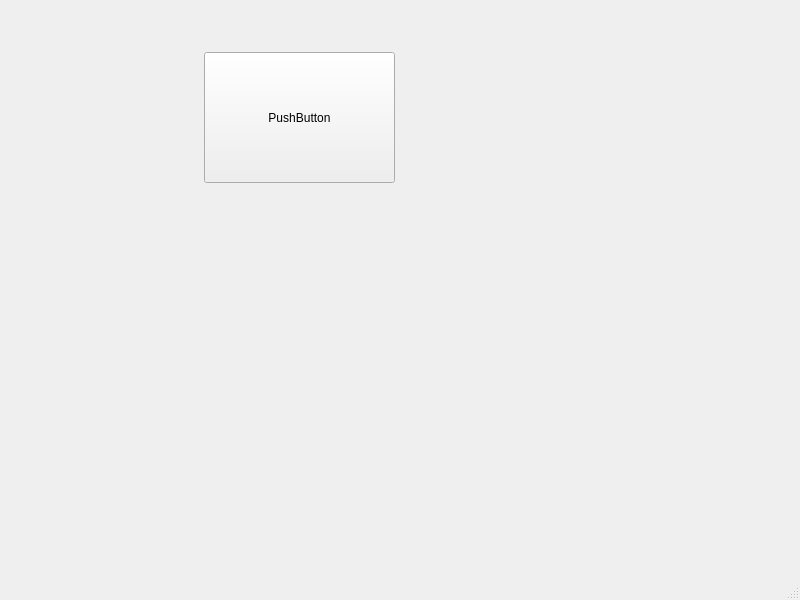
First picture: the form in mainwindow.ui, repository medmahdimaarouf/mongo-studio, before the edit.
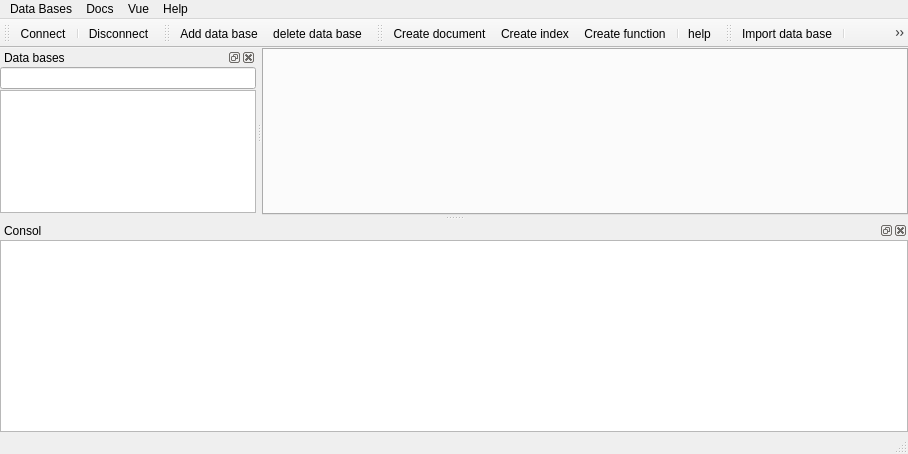
Second picture: the form after the edit. Icons and pictures are not drawn.

What changed in the file:
```diff
--- a/mainwindow.ui
+++ b/mainwindow.ui
@@ -6,39 +6,489 @@
    <rect>
     <x>0</x>
     <y>0</y>
-    <width>800</width>
-    <height>600</height>
+    <width>908</width>
+    <height>454</height>
    </rect>
   </property>
   <property name="windowTitle">
    <string>MainWindow</string>
   </property>
   <widget class="QWidget" name="centralwidget">
-   <widget class="QPushButton" name="pushButton">
-    <property name="geometry">
-     <rect>
-      <x>204</x>
-      <y>52</y>
-      <width>191</width>
-      <height>131</height>
-     </rect>
+   <layout class="QGridLayout" name="gridLayout">
+    <property name="leftMargin">
+     <number>0</number>
     </property>
-    <property name="text">
-     <string>PushButton</string>
+    <property name="topMargin">
+     <number>0</number>
     </property>
-   </widget>
+    <property name="rightMargin">
+     <number>0</number>
+    </property>
+    <property name="bottomMargin">
+     <number>0</number>
+    </property>
+    <property name="horizontalSpacing">
+     <number>6</number>
+    </property>
+    <item row="0" column="0">
+     <widget class="QWidget" name="widget" native="true">
+      <layout class="QVBoxLayout" name="verticalLayout">
+       <property name="spacing">
+        <number>0</number>
+       </property>
+       <property name="leftMargin">
+        <number>0</number>
+       </property>
+       <property name="topMargin">
+        <number>0</number>
+       </property>
+       <property name="rightMargin">
+        <number>0</number>
+       </property>
+       <property name="bottomMargin">
+        <number>0</number>
+       </property>
+       <item>
+        <widget class="QTabWidget" name="documentTabView">
+         <property name="cursor">
+          <cursorShape>PointingHandCursor</cursorShape>
+         </property>
+         <property name="tabShape">
+          <enum>QTabWidget::Rounded</enum>
+         </property>
+         <property name="currentIndex">
+          <number>-1</number>
+         </property>
+         <property name="tabsClosable">
+          <bool>true</bool>
+         </property>
+         <property name="movable">
+          <bool>true</bool>
+         </property>
+         <property name="tabBarAutoHide">
+          <bool>true</bool>
+         </property>
+        </widget>
+       </item>
+      </layout>
+     </widget>
+    </item>
+   </layout>
   </widget>
   <widget class="QMenuBar" name="menubar">
    <property name="geometry">
     <rect>
      <x>0</x>
      <y>0</y>
-     <width>800</width>
+     <width>908</width>
      <height>21</height>
     </rect>
    </property>
+   <widget class="QMenu" name="menuData_Bases">
+    <property name="title">
+     <string>Data Bases</string>
+    </property>
+    <widget class="QMenu" name="menuConnections">
+     <property name="title">
+      <string>Connections</string>
+     </property>
+     <property name="icon">
+      <iconset resource="resource.qrc">
+       <normaloff>:/icons/icons/connection.ico</normaloff>:/icons/icons/connection.ico</iconset>
+     </property>
+     <addaction name="actionConnect"/>
+     <addaction name="actionDisconnect"/>
+    </widget>
+    <widget class="QMenu" name="menuMigrate">
+     <property name="title">
+      <string>Migrate</string>
+     </property>
+     <property name="icon">
+      <iconset resource="resource.qrc">
+       <normaloff>:/icons/icons/migrate.ico</normaloff>:/icons/icons/migrate.ico</iconset>
+     </property>
+     <addaction name="actionMigrate_Shema"/>
+     <addaction name="actionMigrate_Data"/>
+    </widget>
+    <addaction name="menuConnections"/>
+    <addaction name="separator"/>
+    <addaction name="actionAdd_data_base"/>
+    <addaction name="actiondelete_data_base"/>
+    <addaction name="actionUpdate_data_base"/>
+    <addaction name="separator"/>
+    <addaction name="menuMigrate"/>
+    <addaction name="actionExport_data_base"/>
+    <addaction name="actionImport_data_base"/>
+    <addaction name="separator"/>
+    <addaction name="actionRefresh"/>
+    <addaction name="separator"/>
+    <addaction name="actionExit"/>
+   </widget>
+   <widget class="QMenu" name="menuMongo">
+    <property name="title">
+     <string>Docs</string>
+    </property>
+    <addaction name="actionCreate_document"/>
+    <addaction name="actionEdit_document"/>
+    <addaction name="actionDelete_document"/>
+    <addaction name="separator"/>
+    <addaction name="actionCreate_index"/>
+    <addaction name="actionDelete_index"/>
+    <addaction name="actionUpdate_index"/>
+    <addaction name="separator"/>
+    <addaction name="actionAdd_plugin"/>
+    <addaction name="actionDelete_plugin"/>
+    <addaction name="actionUpdate_plugin"/>
+    <addaction name="separator"/>
+    <addaction name="actionCreate_function"/>
+   </widget>
+   <widget class="QMenu" name="menuVue">
+    <property name="title">
+     <string>Vue</string>
+    </property>
+   </widget>
+   <widget class="QMenu" name="menuHelp">
+    <property name="title">
+     <string>Help</string>
+    </property>
+    <addaction name="actionhelp"/>
+    <addaction name="actionabout"/>
+   </widget>
+   <addaction name="menuData_Bases"/>
+   <addaction name="menuMongo"/>
+   <addaction name="menuVue"/>
+   <addaction name="menuHelp"/>
   </widget>
   <widget class="QStatusBar" name="statusbar"/>
+  <widget class="QToolBar" name="toolBar">
+   <property name="windowTitle">
+    <string>toolBar</string>
+   </property>
+   <attribute name="toolBarArea">
+    <enum>TopToolBarArea</enum>
+   </attribute>
+   <attribute name="toolBarBreak">
+    <bool>false</bool>
+   </attribute>
+   <addaction name="actionConnect"/>
+   <addaction name="separator"/>
+   <addaction name="actionDisconnect"/>
+  </widget>
+  <widget class="QDockWidget" name="DatabasesDock">
+   <property name="windowIcon">
+    <iconset resource="resource.qrc">
+     <normaloff>:/icons/icons/connection.ico</normaloff>:/icons/icons/connection.ico</iconset>
+   </property>
+   <property name="windowTitle">
+    <string>Data bases</string>
+   </property>
+   <attribute name="dockWidgetArea">
+    <number>1</number>
+   </attribute>
+   <widget class="QWidget" name="dockWidgetContents_2">
+    <layout class="QVBoxLayout" name="verticalLayout_2">
+     <property name="spacing">
+      <number>1</number>
+     </property>
+     <property name="leftMargin">
+      <number>0</number>
+     </property>
+     <property name="topMargin">
+      <number>0</number>
+     </property>
+     <property name="rightMargin">
+      <number>0</number>
+     </property>
+     <property name="bottomMargin">
+      <number>2</number>
+     </property>
+     <item>
+      <widget class="QLineEdit" name="search"/>
+     </item>
+     <item>
+      <widget class="QTreeView" name="connectionsTree">
+       <property name="headerHidden">
+        <bool>true</bool>
+       </property>
+      </widget>
+     </item>
+    </layout>
+   </widget>
+  </widget>
+  <widget class="QDockWidget" name="dockWidget_3">
+   <property name="windowTitle">
+    <string>Consol</string>
+   </property>
+   <attribute name="dockWidgetArea">
+    <number>8</number>
+   </attribute>
+   <widget class="QWidget" name="dockWidgetContents_3">
+    <layout class="QGridLayout" name="gridLayout_2">
+     <property name="leftMargin">
+      <number>0</number>
+     </property>
+     <property name="topMargin">
+      <number>0</number>
+     </property>
+     <property name="rightMargin">
+      <number>0</number>
+     </property>
+     <property name="bottomMargin">
+      <number>0</number>
+     </property>
+     <property name="spacing">
+      <number>0</number>
+     </property>
+     <item row="0" column="0">
+      <widget class="QTextEdit" name="textEdit"/>
+     </item>
+    </layout>
+   </widget>
+  </widget>
+  <widget class="QToolBar" name="toolBar_2">
+   <property name="windowTitle">
+    <string>toolBar_2</string>
+   </property>
+   <attribute name="toolBarArea">
+    <enum>TopToolBarArea</enum>
+   </attribute>
+   <attribute name="toolBarBreak">
+    <bool>false</bool>
+   </attribute>
+   <addaction name="actionAdd_data_base"/>
+   <addaction name="actiondelete_data_base"/>
+  </widget>
+  <widget class="QToolBar" name="toolBar_3">
+   <property name="windowTitle">
+    <string>toolBar_3</string>
+   </property>
+   <attribute name="toolBarArea">
+    <enum>TopToolBarArea</enum>
+   </attribute>
+   <attribute name="toolBarBreak">
+    <bool>false</bool>
+   </attribute>
+   <addaction name="actionCreate_document"/>
+   <addaction name="actionCreate_index"/>
+   <addaction name="actionCreate_function"/>
+   <addaction name="separator"/>
+   <addaction name="actionhelp"/>
+  </widget>
+  <widget class="QToolBar" name="toolBar_4">
+   <property name="windowTitle">
+    <string>toolBar_4</string>
+   </property>
+   <attribute name="toolBarArea">
+    <enum>TopToolBarArea</enum>
+   </attribute>
+   <attribute name="toolBarBreak">
+    <bool>false</bool>
+   </attribute>
+   <addaction name="actionImport_data_base"/>
+   <addaction name="separator"/>
+   <addaction name="actionExport_data_base"/>
+  </widget>
+  <action name="actionConnect">
+   <property name="icon">
+    <iconset resource="resource.qrc">
+     <normaloff>:/icons/icons/do_connect.ico</normaloff>:/icons/icons/do_connect.ico</iconset>
+   </property>
+   <property name="text">
+    <string>Connect</string>
+   </property>
+  </action>
+  <action name="actionDisconnect">
+   <property name="icon">
+    <iconset resource="resource.qrc">
+     <normaloff>:/icons/icons/do_disconnect.ico</normaloff>:/icons/icons/do_disconnect.ico</iconset>
+   </property>
+   <property name="text">
+    <string>Disconnect</string>
+   </property>
+   <property name="toolTip">
+    <string>Disconnect</string>
+   </property>
+  </action>
+  <action name="actionCreate_document">
+   <property name="icon">
+    <iconset resource="resource.qrc">
+     <normaloff>:/icons/icons/add_doc.ico</normaloff>:/icons/icons/add_doc.ico</iconset>
+   </property>
+   <property name="text">
+    <string>Create document</string>
+   </property>
+  </action>
+  <action name="actionEdit_document">
+   <property name="icon">
+    <iconset resource="resource.qrc">
+     <normaloff>:/icons/icons/edit_doc.ico</normaloff>:/icons/icons/edit_doc.ico</iconset>
+   </property>
+   <property name="text">
+    <string>Edit document</string>
+   </property>
+  </action>
+  <action name="actionDelete_document">
+   <property name="icon">
+    <iconset resource="resource.qrc">
+     <normaloff>:/icons/icons/delete_doc.ico</normaloff>:/icons/icons/delete_doc.ico</iconset>
+   </property>
+   <property name="text">
+    <string>Delete document</string>
+   </property>
+  </action>
+  <action name="actionAdd_data_base">
+   <property name="icon">
+    <iconset resource="resource.qrc">
+     <normaloff>:/icons/icons/add_db.ico</normaloff>:/icons/icons/add_db.ico</iconset>
+   </property>
+   <property name="text">
+    <string>Add data base</string>
+   </property>
+  </action>
+  <action name="actiondelete_data_base">
+   <property name="icon">
+    <iconset resource="resource.qrc">
+     <normaloff>:/icons/icons/delete_db.ico</normaloff>:/icons/icons/delete_db.ico</iconset>
+   </property>
+   <property name="text">
+    <string>delete data base</string>
+   </property>
+  </action>
+  <action name="actionUpdate_data_base">
+   <property name="icon">
+    <iconset resource="resource.qrc">
+     <normaloff>:/icons/icons/current_db.ico</normaloff>:/icons/icons/current_db.ico</iconset>
+   </property>
+   <property name="text">
+    <string>Update data base</string>
+   </property>
+  </action>
+  <action name="actionExport_data_base">
+   <property name="icon">
+    <iconset resource="resource.qrc">
+     <normaloff>:/icons/icons/export_db.ico</normaloff>:/icons/icons/export_db.ico</iconset>
+   </property>
+   <property name="text">
+    <string>Export data base</string>
+   </property>
+  </action>
+  <action name="actionConnect_2">
+   <property name="text">
+    <string>Connect</string>
+   </property>
+  </action>
+  <action name="actionDelete_Connection">
+   <property name="text">
+    <string>Disconnect</string>
+   </property>
+  </action>
+  <action name="actionUpdate_Connection">
+   <property name="text">
+    <string>Update Connection</string>
+   </property>
+  </action>
+  <action name="actionImport_data_base">
+   <property name="icon">
+    <iconset resource="resource.qrc">
+     <normaloff>:/icons/icons/export_db.ico</normaloff>:/icons/icons/export_db.ico</iconset>
+   </property>
+   <property name="text">
+    <string>Import data base</string>
+   </property>
+  </action>
+  <action name="actionRefresh">
+   <property name="icon">
+    <iconset resource="resource.qrc">
+     <normaloff>:/icons/icons/refresh.ico</normaloff>:/icons/icons/refresh.ico</iconset>
+   </property>
+   <property name="text">
+    <string>Refresh</string>
+   </property>
+  </action>
+  <action name="actionExit">
+   <property name="icon">
+    <iconset resource="resource.qrc">
+     <normaloff>:/icons/icons/exit.ico</normaloff>:/icons/icons/exit.ico</iconset>
+   </property>
+   <property name="text">
+    <string>Exit</string>
+   </property>
+  </action>
+  <action name="actionCreate_index">
+   <property name="icon">
+    <iconset resource="resource.qrc">
+     <normaloff>:/icons/icons/index.ico</normaloff>:/icons/icons/index.ico</iconset>
+   </property>
+   <property name="text">
+    <string>Create index</string>
+   </property>
+  </action>
+  <action name="actionDelete_index">
+   <property name="icon">
+    <iconset resource="resource.qrc">
+     <normaloff>:/icons/icons/index.ico</normaloff>:/icons/icons/index.ico</iconset>
+   </property>
+   <property name="text">
+    <string>Delete index</string>
+   </property>
+  </action>
+  <action name="actionUpdate_index">
+   <property name="icon">
+    <iconset resource="resource.qrc">
+     <normaloff>:/icons/icons/index.ico</normaloff>:/icons/icons/index.ico</iconset>
+   </property>
+   <property name="text">
+    <string>Update index</string>
+   </property>
+  </action>
+  <action name="actionCreate_function">
+   <property name="icon">
+    <iconset resource="resource.qrc">
+     <normaloff>:/icons/icons/function.ico</normaloff>:/icons/icons/function.ico</iconset>
+   </property>
+   <property name="text">
+    <string>Create function</string>
+   </property>
+  </action>
+  <action name="actionAdd_plugin">
+   <property name="text">
+    <string>Add plugin</string>
+   </property>
+  </action>
+  <action name="actionDelete_plugin">
+   <property name="text">
+    <string>Delete plugin</string>
+   </property>
+  </action>
+  <action name="actionUpdate_plugin">
+   <property name="text">
+    <string>Update plugin</string>
+   </property>
+  </action>
+  <action name="actionMigrate_Shema">
+   <property name="text">
+    <string>Migrate Shema</string>
+   </property>
+  </action>
+  <action name="actionMigrate_Data">
+   <property name="text">
+    <string>Migrate Data</string>
+   </property>
+  </action>
+  <action name="actionhelp">
+   <property name="icon">
+    <iconset resource="resource.qrc">
+     <normaloff>:/icons/icons/info_15181.ico</normaloff>:/icons/icons/info_15181.ico</iconset>
+   </property>
+   <property name="text">
+    <string>help</string>
+   </property>
+  </action>
+  <action name="actionabout">
+   <property name="text">
+    <string>about</string>
+   </property>
+  </action>
  </widget>
  <resources/>
  <connections/>
```
Left out of the diff: 10 changed lines with no effect on the pictures.
